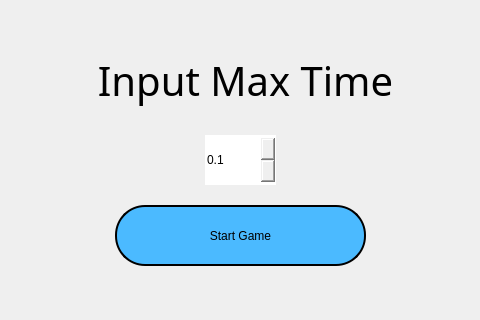
The window that src/view/main_window.ui (naufal-dean/Halma-AI) describes before a commit, drawn with Qt 5; both pictures show x 334 to 814 and y 165 to 485 of the 1119 by 809 pixel window.
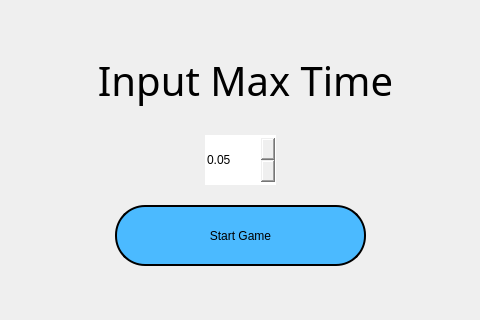
The same window after the commit. The open tabs and pages were chosen to show the change. Icons and pictures are not drawn.

Diff of the .ui file:
```diff
--- a/src/view/main_window.ui
+++ b/src/view/main_window.ui
@@ -639,16 +639,16 @@
         </rect>
        </property>
        <property name="decimals">
-        <number>1</number>
+        <number>2</number>
        </property>
        <property name="minimum">
-        <double>0.100000000000000</double>
+        <double>0.050000000000000</double>
        </property>
        <property name="singleStep">
         <double>0.100000000000000</double>
        </property>
        <property name="value">
-        <double>0.100000000000000</double>
+        <double>0.050000000000000</double>
        </property>
       </widget>
      </widget>
```
Left out of the diff: 2 changed lines with no effect on the pictures.
